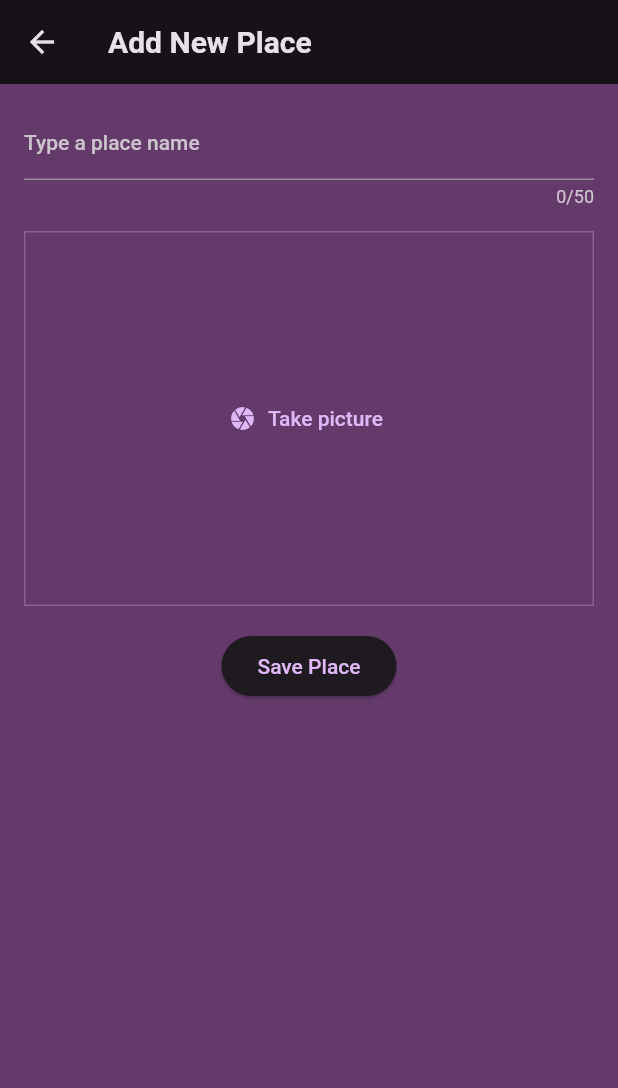
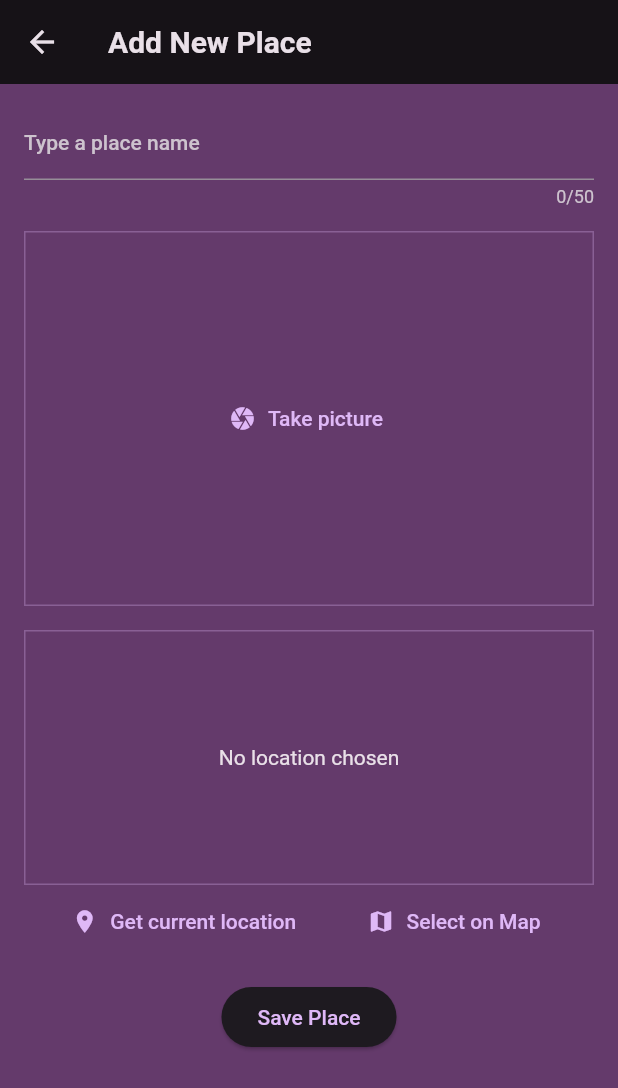
Before and after one commit to elianaferreira/favorite_places, a Flutter app: the NewPlaceScreen screen opened directly, on a phone screen of 412 x 824 dp. Shown: the top 1088 px of the screen. Run offline on Flutter 3.47's test engine with Material 2 defaults, Android fonts, the phone set to English and light mode, and no system bars; our stand-ins replace flutter_riverpod, google_fonts, image_picker, location.

Commit message:
adding functionality to get the current location

```diff
--- a/lib/screens/new_place.dart
+++ b/lib/screens/new_place.dart
@@ -3,6 +3,7 @@ import 'dart:io';
 import 'package:favorite_places/models/place.dart';
 import 'package:favorite_places/providers/places_provider.dart';
 import 'package:favorite_places/widgets/image_input.dart';
+import 'package:favorite_places/widgets/location_input.dart';
 import 'package:flutter/material.dart';
 import 'package:flutter_riverpod/flutter_riverpod.dart';
 
@@ -53,6 +54,8 @@ class _NewPlaceState extends ConsumerState<NewPlaceScreen> {
               },
             ),
             const SizedBox(height: 16),
+            const LocationInput(),
+            const SizedBox(height: 16),
             ElevatedButton(
                 onPressed: _savePlace, child: const Text('Save Place'))
           ],
--- /dev/null
+++ b/lib/widgets/border_decoration.dart
@@ -0,0 +1,10 @@
+import 'package:flutter/material.dart';
+
+BoxDecoration borderDecoration(BuildContext context) {
+  return BoxDecoration(
+    border: Border.all(
+      width: 1,
+      color: Theme.of(context).colorScheme.primary.withOpacity(0.3),
+    ),
+  );
+}
--- a/lib/widgets/image_input.dart
+++ b/lib/widgets/image_input.dart
@@ -1,5 +1,6 @@
 import 'dart:io';
 
+import 'package:favorite_places/widgets/border_decoration.dart';
 import 'package:flutter/material.dart';
 import 'package:image_picker/image_picker.dart';
 
@@ -51,10 +52,7 @@ class _ImageInputState extends State<ImageInput> {
     return Container(
       height: 250,
       width: MediaQuery.of(context).size.width,
-      decoration: BoxDecoration(
-          border: Border.all(
-              width: 1,
-              color: Theme.of(context).colorScheme.primary.withOpacity(0.3))),
+      decoration: borderDecoration(context),
       alignment: Alignment.center,
       child: content,
     );
--- /dev/null
+++ b/lib/widgets/location_input.dart
@@ -0,0 +1,84 @@
+import 'package:favorite_places/widgets/border_decoration.dart';
+import 'package:flutter/material.dart';
+import 'package:location/location.dart';
+
+class LocationInput extends StatefulWidget {
+  const LocationInput({super.key});
+
+  @override
+  State<LocationInput> createState() {
+    return _LocationInputState();
+  }
+}
+
+class _LocationInputState extends State<LocationInput> {
+  Location? _picketdLocation;
+  bool _isGettingLocation = false;
+
+  void _getCurrentLocation() async {
+    Location location = Location();
+
+    bool serviceEnabled;
+    PermissionStatus permissionGranted;
+    LocationData locationData;
+
+    serviceEnabled = await location.serviceEnabled();
+    if (!serviceEnabled) {
+      serviceEnabled = await location.requestService();
+      if (!serviceEnabled) {
+        return;
+      }
+    }
+
+    permissionGranted = await location.hasPermission();
+    if (permissionGranted == PermissionStatus.denied) {
+      permissionGranted = await location.requestPermission();
+      if (permissionGranted != PermissionStatus.granted) {
+        return;
+      }
+    }
+
+    setState(() {
+      _isGettingLocation = true;
+    });
+    locationData = await location.getLocation();
+    setState(() {
+      _isGettingLocation = false;
+    });
+  }
+
+  @override
+  Widget build(BuildContext context) {
+    Widget previewContent = const Text(
+      'No location chosen',
+      textAlign: TextAlign.center,
+    );
+    if (_isGettingLocation) {
+      previewContent = const CircularProgressIndicator();
+    }
+    return Column(
+      children: [
+        Container(
+          alignment: Alignment.center,
+          decoration: borderDecoration(context),
+          height: 170,
+          width: double.infinity,
+          child: previewContent,
+        ), //map snapshot,
+        Row(
+          mainAxisAlignment: MainAxisAlignment.spaceEvenly,
+          children: [
+            TextButton.icon(
+                onPressed: _getCurrentLocation,
+                icon: const Icon(Icons.location_on),
+                label: const Text('Get current location')),
+            TextButton.icon(
+                onPressed: () {},
+                icon: const Icon(Icons.map),
+                label: const Text('Select on Map')),
+          ],
+        )
+      ],
+    );
+  }
+}
```
Also changed, not shown: pubspec.yaml (+7 -4 lines), pubspec.lock, 3 other files.
